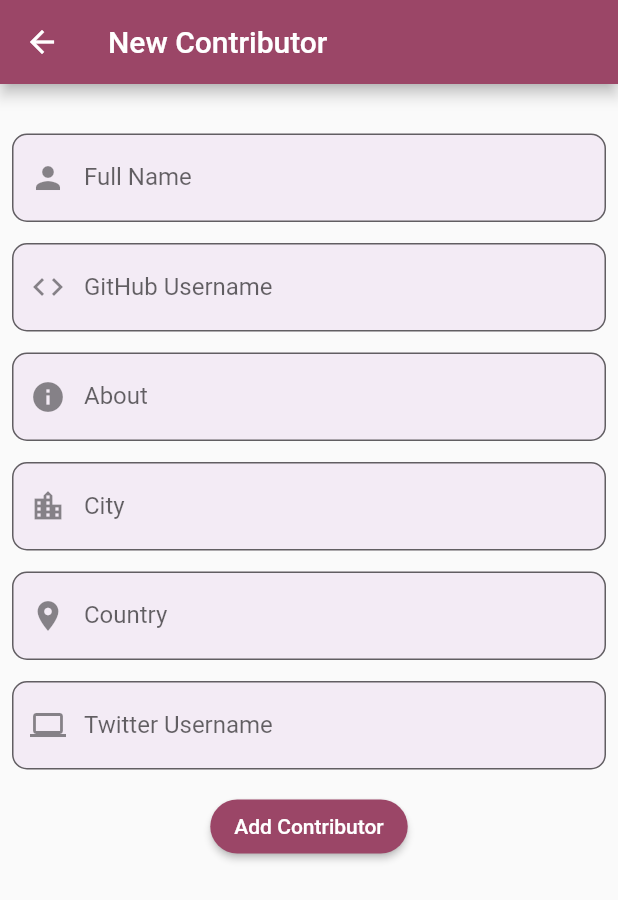
After one commit to IEEE-VIT/hackfest-flutter, a Flutter app: the ContributorInformation screen opened directly, on a phone screen of 412 x 824 dp. The commit adds this screen. Shown: the top 900 px of the screen. Run offline on Flutter 3.47's test engine with Material 2 defaults, Android fonts, the phone set to English and light mode, and no system bars; our stand-ins replace flutter_svg; network calls fail.

Commit message:
new contributor form & animations added

```diff
--- /dev/null
+++ b/lib/animations/animatingListTiles.dart
@@ -0,0 +1,78 @@
+import 'dart:async';
+
+import 'package:flutter/material.dart';
+
+class Animator extends StatefulWidget {
+  final Widget child;
+  final Duration time;
+
+  Animator(this.child, this.time);
+
+  @override
+  _AnimatorState createState() => _AnimatorState();
+}
+
+class _AnimatorState extends State<Animator>
+    with SingleTickerProviderStateMixin {
+  Timer timer;
+  AnimationController animationController;
+  Animation animation;
+
+  @override
+  void initState() {
+    super.initState();
+    animationController =
+        AnimationController(duration: Duration(milliseconds: 290), vsync: this);
+    animation =
+        CurvedAnimation(parent: animationController, curve: Curves.easeInOut);
+    timer = Timer(widget.time, animationController.forward);
+  }
+
+  @override
+  void dispose() {
+    animationController.dispose();
+    super.dispose();
+    timer.cancel();
+  }
+
+  @override
+  Widget build(BuildContext context) {
+    return AnimatedBuilder(
+      animation: animation,
+      child: widget.child,
+      builder: (BuildContext context, Widget child) {
+        return Opacity(
+          opacity: animation.value,
+          child: Transform.translate(
+            offset: Offset(0.0, (1 - animation.value) * 20),
+            child: child,
+          ),
+        );
+      },
+    );
+  }
+}
+
+Timer timer;
+Duration duration = Duration();
+
+wait() {
+  if (timer == null || !timer.isActive) {
+    timer = Timer(Duration(microseconds: 120), () {
+      duration = Duration();
+    });
+  }
+  duration += Duration(milliseconds: 100);
+  return duration;
+}
+
+class WidgetAnimator extends StatelessWidget {
+  final Widget child;
+
+  WidgetAnimator(this.child);
+
+  @override
+  Widget build(BuildContext context) {
+    return Animator(child, wait());
+  }
+}
--- a/lib/screens/home_page.dart
+++ b/lib/screens/home_page.dart
@@ -23,7 +23,7 @@ class _HomePageState extends State<HomePage> {
           children: [
             Search(), //This loads up the Search screen where the user can search for repositories on GitHub
             Contributors(), // This loads up the the Contributors card page
-            InfoPage(), // TODO: Make an About Us widget
+            AboutUs(), // Loads up information about IEEE
           ],
         ),
 
--- /dev/null
+++ b/lib/screens/new_contributor_info.dart
@@ -0,0 +1,69 @@
+import 'package:flutter/material.dart';
+import 'package:github_flutter/animations/animatingListTiles.dart';
+import '../shared/colors.dart';
+
+final controllerFullName = TextEditingController();
+final controllerGitHubName = TextEditingController();
+final controllerAbout = TextEditingController();
+final controllerCity = TextEditingController();
+final controllerCountry = TextEditingController();
+final controllerTwitterName = TextEditingController();
+
+class ContributorInformation extends StatelessWidget {
+  static final String routename = '/ContributorInfo';
+
+  TextField myTextField(
+      String label, IconData icon, TextEditingController controller) {
+    return TextField(
+      keyboardType: TextInputType.text,
+      autofocus: false,
+      controller: controller,
+      decoration: InputDecoration(
+          prefixIcon: WidgetAnimator(Icon(icon)),
+          labelText: label,
+          filled: true,
+          fillColor: Colors.purple.withOpacity(0.07),
+          border: OutlineInputBorder(borderRadius: BorderRadius.circular(10))),
+    );
+  }
+
+  @override
+  Widget build(BuildContext context) {
+    return Scaffold(
+      appBar: AppBar(
+        title: Text("New Contributor"),
+      ),
+      body: Padding(
+        padding: const EdgeInsets.all(8.0),
+        child: SingleChildScrollView(
+          child: Column(
+            children: [
+              SizedBox(height: 25),
+              myTextField('Full Name', Icons.person, controllerFullName),
+              SizedBox(height: 14),
+              myTextField('GitHub Username', Icons.code, controllerFullName),
+              SizedBox(height: 14),
+              myTextField('About', Icons.info, controllerFullName),
+              SizedBox(height: 14),
+              myTextField('City', Icons.location_city, controllerFullName),
+              SizedBox(height: 14),
+              myTextField('Country', Icons.location_on, controllerFullName),
+              SizedBox(height: 14),
+              myTextField('Twitter Username', Icons.laptop, controllerFullName),
+              SizedBox(height: 14),
+              RaisedButton(
+                shape: StadiumBorder(),
+                onPressed: () {},
+                child: Text(
+                  'Add Contributor',
+                  style: TextStyle(color: Colors.white),
+                ),
+                color: hacktoberPurple,
+              )
+            ],
+          ),
+        ),
+      ),
+    );
+  }
+}
```
Also changed, not shown: lib/main.dart (+9 -4 lines), lib/routes.dart (+8 -7 lines), lib/screens/contributors.dart (+22 -15 lines), lib/screens/info_page.dart (+27 -20 lines), lib/screens/search_repos.dart (+6 -2 lines).
